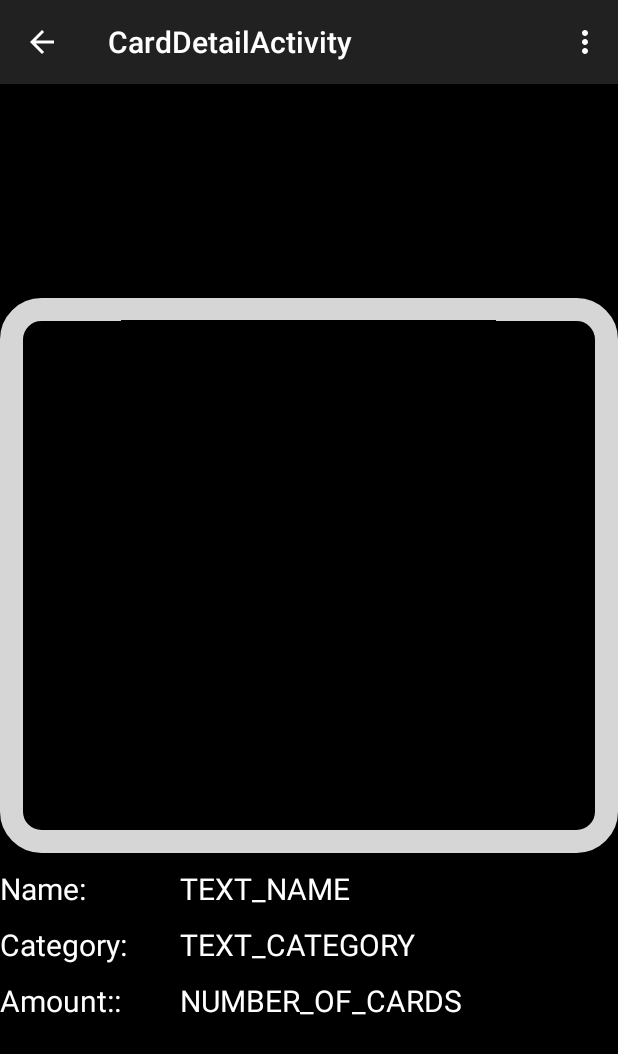
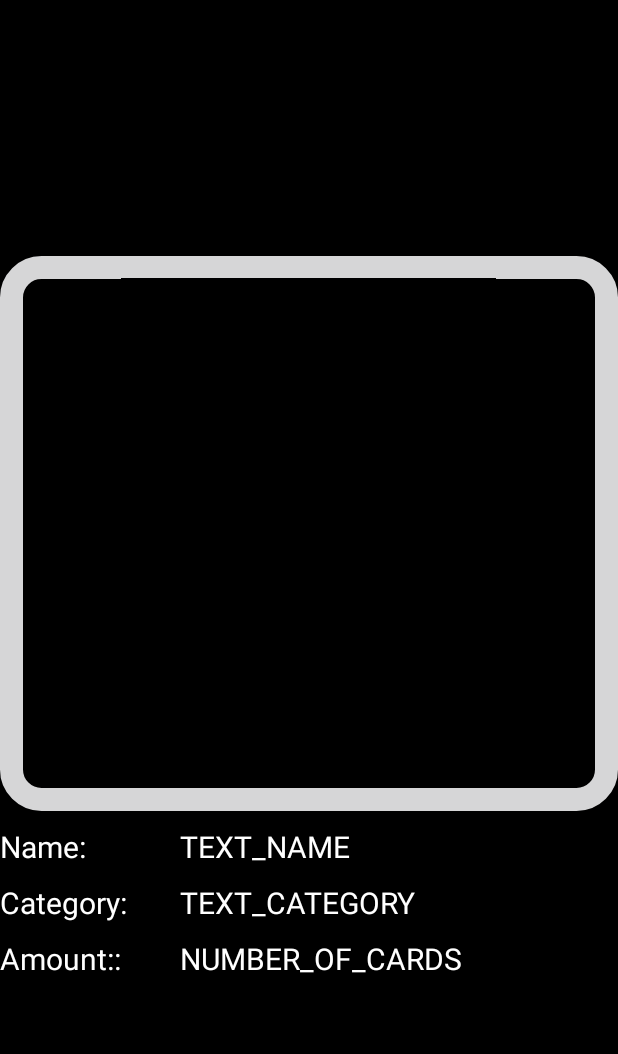
Before and after one commit to JoAnMontero/mapIntegrationApp, an Android app: the CardDetailActivity screen opened directly, with no data from a screen before it, on a phone screen of 412 x 824 dp. Shown: the top 1054 px of the screen. Run offline under Robolectric (Android 15) with nearby library versions, the light colour scheme and no system bars; 5 statements that could not run were skipped.

Commit message:
Changes activity types, removed menús

```diff
--- a/app/src/main/java/uo/sdm/mapintegrationapp/business/MapManager.java
+++ b/app/src/main/java/uo/sdm/mapintegrationapp/business/MapManager.java
@@ -35,6 +35,7 @@ public class MapManager {
         this.activity = activity;
         this.gameMap = gameMap;
         this.markerCollection = new MarkerCollection(activity, gameMap);
+
         maxInteractionDistance = GameParams.getInstance(activity).getProperty("MaxInteractionDistance");
         maxPlaceGenerationDistance = GameParams.getInstance(activity).getProperty("MaxPlaceGenerationDistance");
         minNearbyPlaces = GameParams.getInstance(activity).getProperty("MinNearbyPlaces");
--- a/app/src/main/java/uo/sdm/mapintegrationapp/ui/CardDetailActivity.java
+++ b/app/src/main/java/uo/sdm/mapintegrationapp/ui/CardDetailActivity.java
@@ -1,10 +1,8 @@
 package uo.sdm.mapintegrationapp.ui;
 
+import android.app.Activity;
 import android.graphics.drawable.Drawable;
-import android.support.v7.app.ActionBarActivity;
 import android.os.Bundle;
-import android.view.Menu;
-import android.view.MenuItem;
 import android.widget.ImageView;
 import android.widget.TextView;
 
@@ -12,7 +10,7 @@ import uo.sdm.mapintegrationapp.R;
 import uo.sdm.mapintegrationapp.business.CollectionManager;
 import uo.sdm.mapintegrationapp.model.Collectible;
 
-public class CardDetailActivity extends ActionBarActivity {
+public class CardDetailActivity extends Activity {
 
     private CollectionManager collectionManager;
     private ImageView imageView;
@@ -51,26 +49,4 @@ public class CardDetailActivity extends ActionBarActivity {
         initAttributes();
         loadDetails();
     }
-
-    @Override
-    public boolean onCreateOptionsMenu(Menu menu) {
-        // Inflate the menu; this adds items to the action bar if it is present.
-        getMenuInflater().inflate(R.menu.menu_card_detail, menu);
-        return true;
-    }
-
-    @Override
-    public boolean onOptionsItemSelected(MenuItem item) {
-        // Handle action bar item clicks here. The action bar will
-        // automatically handle clicks on the Home/Up button, so long
-        // as you specify a parent activity in AndroidManifest.xml.
-        int id = item.getItemId();
-
-        //noinspection SimplifiableIfStatement
-        if (id == R.id.action_settings) {
-            return true;
-        }
-
-        return super.onOptionsItemSelected(item);
-    }
 }
--- a/app/src/main/res/menu/menu_card_detail.xml
+++ /dev/null
@@ -1,7 +0,0 @@
-<menu xmlns:android="http://schemas.android.com/apk/res/android"
-    xmlns:app="http://schemas.android.com/apk/res-auto"
-    xmlns:tools="http://schemas.android.com/tools"
-    tools:context="uo.sdm.mapintegrationapp.ui.CardDetailActivity">
-    <item android:id="@+id/action_settings" android:title="@string/action_settings"
-        android:orderInCategory="100" app:showAsAction="never" />
-</menu>
--- a/app/src/main/res/menu/menu_main_menu.xml
+++ /dev/null
@@ -1,6 +0,0 @@
-<menu xmlns:android="http://schemas.android.com/apk/res/android"
-    xmlns:app="http://schemas.android.com/apk/res-auto"
-    xmlns:tools="http://schemas.android.com/tools" tools:context=".MainMenu">
-    <item android:id="@+id/action_settings" android:title="@string/action_settings"
-        android:orderInCategory="100" app:showAsAction="never" />
-</menu>
```
Also changed, not shown: app/src/main/java/uo/sdm/mapintegrationapp/ui/CollectionActivity.java (+39 -54 lines), app/src/main/java/uo/sdm/mapintegrationapp/ui/MainMenu.java (+8 -49 lines), app/src/main/res/layout/activity_main_menu.xml (+0 -13 lines), app/src/main/res/menu/menu_collection.xml (deleted, +0 -7 lines).
